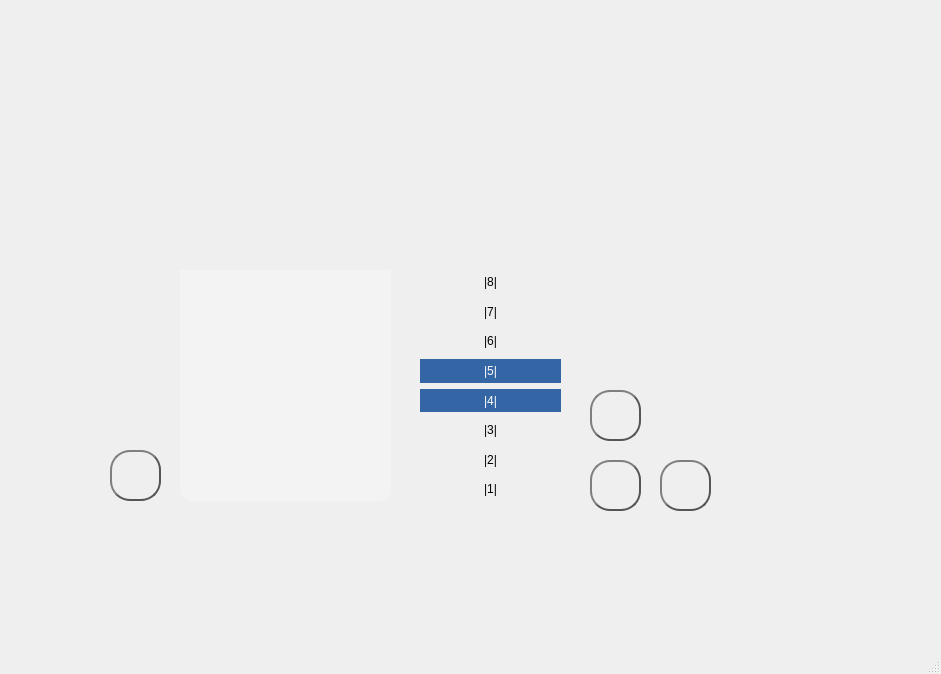
alejita11011/CES-Simulator, file src/mainwindow.ui: the form before one commit.
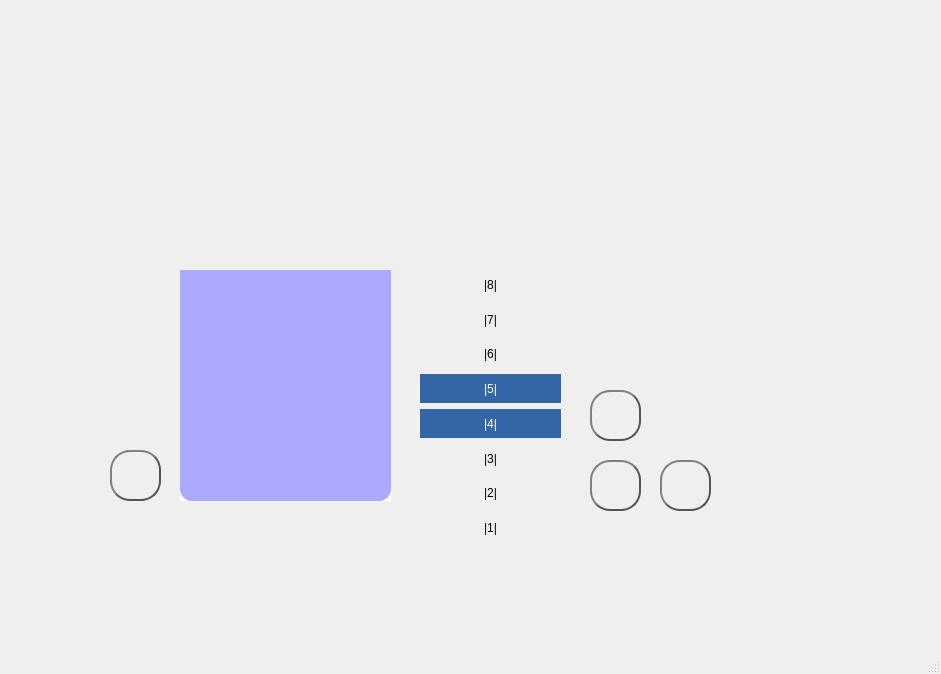
The form after the commit. Icons and pictures are not drawn.

Commit message: Display active session

Patch:
```diff
--- a/src/mainwindow.ui
+++ b/src/mainwindow.ui
@@ -170,7 +170,7 @@
     <property name="styleSheet">
      <string notr="true">border-bottom-right-radius: 12px;
 border-bottom-left-radius: 12px;
-background-color: rgb(243, 243, 243);
+background-color: rgb(170, 170, 255);
 color: rgb(0, 0, 0);
 selection-background-color: rgb(122, 0, 0)</string>
     </property>
@@ -187,7 +187,7 @@
       <x>420</x>
       <y>270</y>
       <width>141</width>
-      <height>231</height>
+      <height>272</height>
      </rect>
     </property>
     <layout class="QVBoxLayout" name="verticalLayout">
@@ -413,6 +413,45 @@
      </item>
     </layout>
    </widget>
+   <widget class="QLabel" name="sessionProgressValues">
+    <property name="geometry">
+     <rect>
+      <x>180</x>
+      <y>270</y>
+      <width>211</width>
+      <height>231</height>
+     </rect>
+    </property>
+    <property name="font">
+     <font>
+      <family>Nimbus Sans L</family>
+      <pointsize>12</pointsize>
+      <weight>75</weight>
+      <italic>true</italic>
+      <bold>true</bold>
+     </font>
+    </property>
+    <property name="styleSheet">
+     <string notr="true">background-color:rgb(255, 255, 255)</string>
+    </property>
+    <property name="text">
+     <string>TextLabel</string>
+    </property>
+    <property name="alignment">
+     <set>Qt::AlignCenter</set>
+    </property>
+   </widget>
+   <zorder>sessionProgressValues</zorder>
+   <zorder>PowerButton</zorder>
+   <zorder>IntensityDown</zorder>
+   <zorder>IntesityUp</zorder>
+   <zorder>SelectButton</zorder>
+   <zorder>listWidget</zorder>
+   <zorder>verticalLayoutWidget</zorder>
+   <zorder>horizontalLayoutWidget</zorder>
+   <zorder>horizontalLayoutWidget_2</zorder>
+   <zorder>horizontalLayoutWidget_3</zorder>
+   <zorder>horizontalLayoutWidget_4</zorder>
   </widget>
   <widget class="QMenuBar" name="menubar">
    <property name="geometry">
```
Left out of the diff: 5 changed lines with no effect on the pictures. The commit also changes 4 other files.
